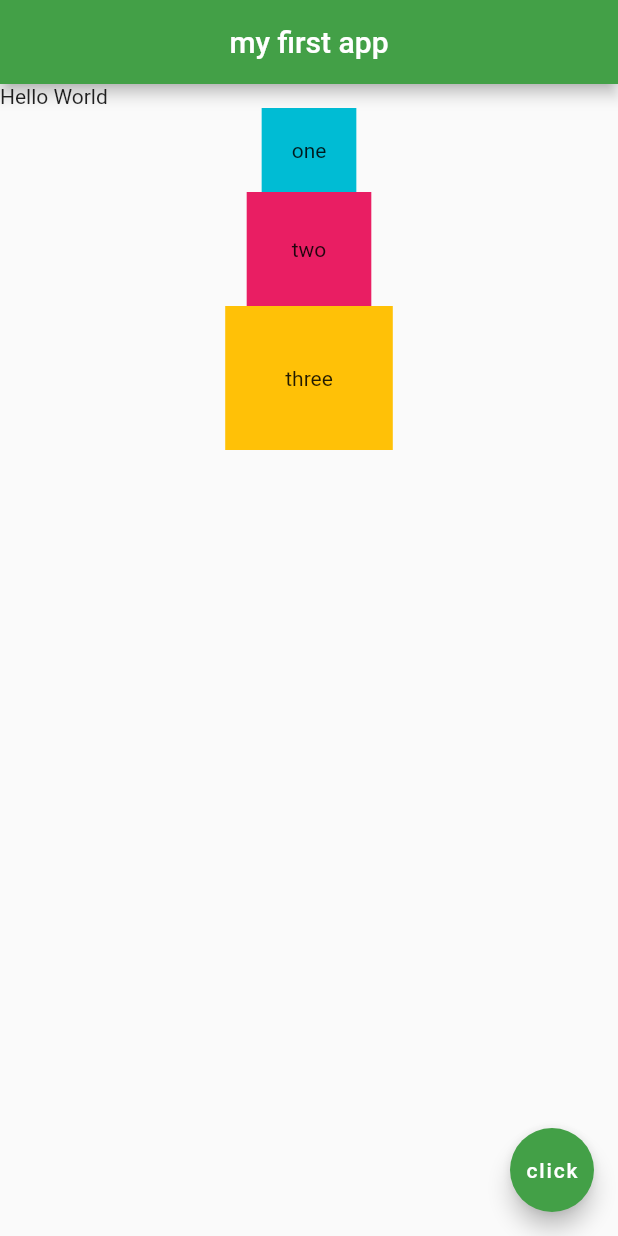
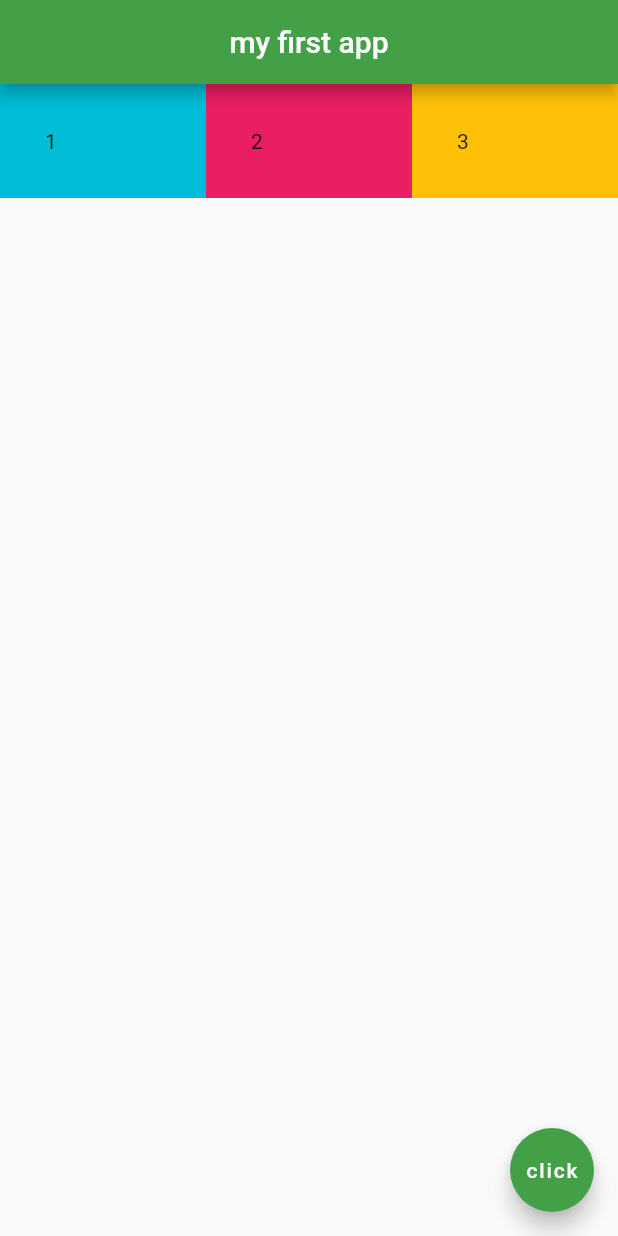
Before and after one commit to PasinduManeka/myapp, a Flutter app: the screen it shows after launch, on a phone screen of 412 x 824 dp. Run offline on Flutter 3.47's test engine with Material 2 defaults, Android fonts, the phone set to English and light mode, and no system bars.

Commit message:
Expand the wisgets

```diff
--- a/lib/main.dart
+++ b/lib/main.dart
@@ -20,30 +20,28 @@ class Home extends StatelessWidget {
         centerTitle: true,
         backgroundColor: Colors.green[600],
       ),
-      body: Column(
-        mainAxisAlignment: MainAxisAlignment.start,
-        crossAxisAlignment: CrossAxisAlignment.center,
+      body: Row(
         children: <Widget>[
-          Row(
-            children: <Widget>[
-              Text("Hello"),
-              Text(" World")
-            ],
+          Expanded(
+            child: Container(
+              padding: EdgeInsets.all(30.0),
+              color: Colors.cyan,
+              child: Text('1'),
+            ),
           ),
-          Container(
-            padding: EdgeInsets.all(20.0),
-            color: Colors.cyan,
-            child: Text('one'),
+          Expanded(
+            child: Container(
+              padding: EdgeInsets.all(30.0),
+              color: Colors.pink,
+              child: Text('2'),
+            ),
           ),
-          Container(
-            padding: EdgeInsets.all(30.0),
-            color: Colors.pink,
-            child: Text('two'),
-          ),
-          Container(
-            padding: EdgeInsets.all(40.0),
-            color: Colors.amber,
-            child: Text('three'),
+          Expanded(
+              child: Container(
+                padding: EdgeInsets.all(30.0),
+                color: Colors.amber,
+                child: Text('3'),
+              )
           ),
         ],
       ),
```
